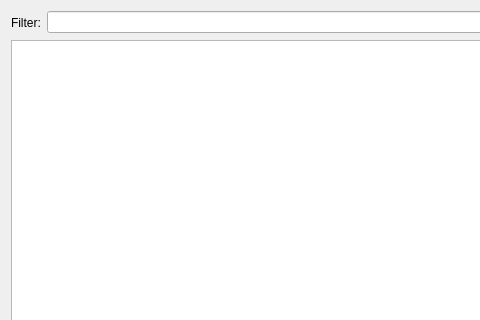
Qt form src/dbresultswidget.ui (ccorrado71/qualx3) before a commit; both pictures show x 0 to 480 and y 0 to 320 of the 950 by 520 pixel window.
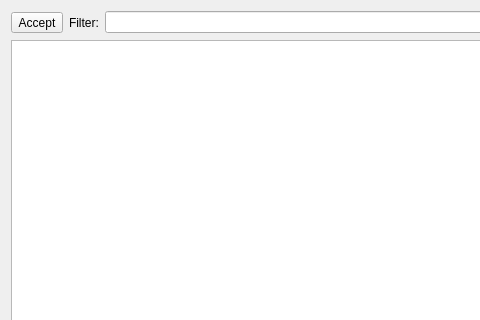
The same form after that commit.

```diff
--- a/src/dbresultswidget.ui
+++ b/src/dbresultswidget.ui
@@ -16,6 +16,13 @@
   <layout class="QVBoxLayout" name="verticalLayout">
    <item>
     <layout class="QHBoxLayout" name="topLayout">
+     <item>
+      <widget class="QToolButton" name="acceptButton">
+       <property name="text">
+        <string>Accept</string>
+       </property>
+      </widget>
+     </item>
      <item>
       <widget class="QLabel" name="labelFilter">
        <property name="text">
```
